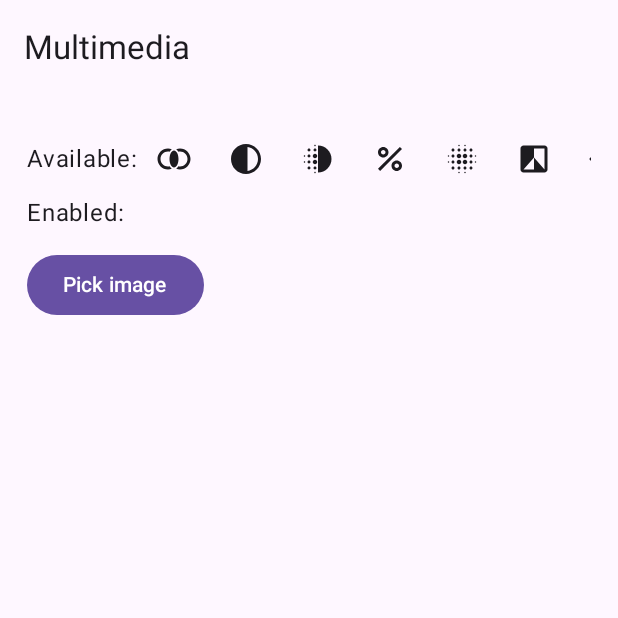
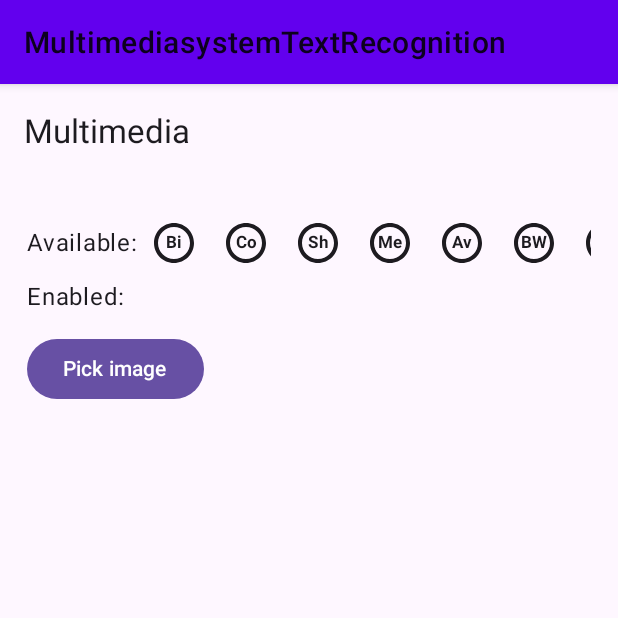
Before and after one commit to a-ndr3/JKU_Multimedia_Labs, an Android app built with Jetpack Compose: the screen it shows after launch (MainActivity), on a phone screen of 412 x 824 dp, the top half of it. Run offline under Robolectric (Android 15) with nearby library versions, the phone set to English and light mode, and no system bars; libraries missing offline, so code that uses them is left out: androidx.camera.core, androidx.camera.lifecycle, androidx.camera.view, com.google.mlkit.vision.

Commit message:
Added an export feature and new filter icons

```diff
--- a/app/src/main/AndroidManifest.xml
+++ b/app/src/main/AndroidManifest.xml
@@ -4,6 +4,9 @@
 
     <uses-feature android:name="android.hardware.camera.any" />
     <uses-permission android:name="android.permission.CAMERA" />
+    <uses-permission android:name="android.permission.WRITE_EXTERNAL_STORAGE" />
+    <uses-permission android:name="android.permission.MANAGE_EXTERNAL_STORAGE"
+        tools:ignore="ScopedStorage" />
 
     <application
         android:allowBackup="true"
--- a/app/src/main/java/at/jku/students/multimediasystemtextrecognition/MainActivity.kt
+++ b/app/src/main/java/at/jku/students/multimediasystemtextrecognition/MainActivity.kt
@@ -10,10 +10,10 @@ import android.os.Build
 import android.os.Bundle
 import android.provider.MediaStore
 import android.util.Log
-import androidx.activity.ComponentActivity
 import androidx.activity.compose.rememberLauncherForActivityResult
 import androidx.activity.compose.setContent
 import androidx.activity.result.contract.ActivityResultContracts
+import androidx.appcompat.app.AppCompatActivity
 import androidx.camera.core.CameraSelector
 import androidx.camera.core.Preview
 import androidx.camera.lifecycle.ProcessCameraProvider
@@ -26,15 +26,18 @@ import androidx.compose.foundation.layout.Box
 import androidx.compose.foundation.layout.Column
 import androidx.compose.foundation.layout.Row
 import androidx.compose.foundation.layout.Spacer
-import androidx.compose.foundation.layout.fillMaxSize
 import androidx.compose.foundation.layout.fillMaxWidth
 import androidx.compose.foundation.layout.height
+import androidx.compose.foundation.layout.offset
 import androidx.compose.foundation.layout.padding
-import androidx.compose.foundation.layout.width
+import androidx.compose.foundation.layout.size
 import androidx.compose.foundation.rememberScrollState
 import androidx.compose.foundation.verticalScroll
 import androidx.compose.material.icons.Icons
+import androidx.compose.material.icons.filled.Circle
 import androidx.compose.material.icons.filled.Delete
+import androidx.compose.material.icons.filled.JoinInner
+import androidx.compose.material.icons.filled.RadioButtonUnchecked
 import androidx.compose.material3.Button
 import androidx.compose.material3.CircularProgressIndicator
 import androidx.compose.material3.ExperimentalMaterial3Api
@@ -49,7 +52,6 @@ import androidx.compose.runtime.Composable
 import androidx.compose.runtime.LaunchedEffect
 import androidx.compose.runtime.collectAsState
 import androidx.compose.runtime.getValue
-import androidx.compose.runtime.mutableStateListOf
 import androidx.compose.runtime.mutableStateOf
 import androidx.compose.runtime.remember
 import androidx.compose.runtime.setValue
@@ -60,24 +62,23 @@ import androidx.compose.ui.graphics.Color
 import androidx.compose.ui.graphics.asImageBitmap
 import androidx.compose.ui.platform.LocalContext
 import androidx.compose.ui.platform.LocalLifecycleOwner
+import androidx.compose.ui.text.font.FontWeight
 import androidx.compose.ui.unit.dp
 import androidx.compose.ui.unit.sp
 import androidx.compose.ui.viewinterop.AndroidView
 import androidx.core.app.ActivityCompat
 import androidx.core.content.ContextCompat
 import androidx.lifecycle.viewmodel.compose.viewModel
-import at.jku.students.multimediasystemtextrecognition.filter.FilterFactory
 import at.jku.students.multimediasystemtextrecognition.filter.FilterType
 import at.jku.students.multimediasystemtextrecognition.filter.toFloatRange
-import com.google.mlkit.vision.common.InputImage
-import com.google.mlkit.vision.text.TextRecognition
-import com.google.mlkit.vision.text.latin.TextRecognizerOptions
 import kotlin.coroutines.resume
 import kotlin.coroutines.suspendCoroutine
+import kotlin.reflect.KFunction0
+
 
 const val LOG_TAG = "MMS"
 
-class MainActivity : ComponentActivity() {
+class MainActivity : AppCompatActivity() {
 
     var permissionGranted by mutableStateOf(false)
 
@@ -92,15 +93,10 @@ class MainActivity : ComponentActivity() {
         }
     }
 
+
     @OptIn(ExperimentalMaterial3Api::class)
     override fun onCreate(savedInstanceState: Bundle?) {
         super.onCreate(savedInstanceState)
-
-        // Displaying edge-to-edge
-        //WindowCompat.setDecorFitsSystemWindows(window, false)
-
-
-//        requestCameraPermission()
         setContent {
             MaterialTheme {
                 Scaffold(
@@ -117,13 +113,7 @@ class MainActivity : ComponentActivity() {
                             .padding(18.dp)
                     ) { RecognitionUiRoot() }
                 }
-
-//                if (permissionGranted) {
-//                    Log.i(LOG_TAG, "Showing camera")
-//                    CameraView()
-//                }
             }
-
         }
     }
 
@@ -145,13 +135,22 @@ class MainActivity : ComponentActivity() {
             else -> requestCameraPermissionLauncher.launch(Manifest.permission.CAMERA)
         }
     }
+
+
 }
 
 @Composable
 fun RecognitionUiRoot(viewModel: ImageRecognitionViewModel = viewModel()) {
     val uiState by viewModel.uiState.collectAsState()
-    RecognitionUi(uiState, viewModel::addFilter, viewModel::selectFilterToConfigure,
-            viewModel::changeStrength, viewModel::removeFilter, viewModel::setSourceImage)
+    RecognitionUi(
+        uiState,
+        viewModel::addFilter,
+        viewModel::selectFilterToConfigure,
+        viewModel::changeStrength,
+        viewModel::removeFilter,
+        viewModel::setSourceImage,
+        viewModel::saveImage
+    )
 }
 
 @Composable
@@ -161,14 +160,19 @@ fun RecognitionUi(
     onFilterSelected: (Int) -> Unit,
     onFilterStrengthChanged: (Int, Int) -> Unit,
     onFilterRemove: (Int) -> Unit,
-    onImageSelected: (Bitmap) -> Unit
+    onImageSelected: (Bitmap) -> Unit,
+    onImageSave: KFunction0<Unit>
 ) {
 
     Column(modifier = Modifier.verticalScroll(rememberScrollState())) {
         FilterPicker(label = "Available:", onFilterSelected = {
             onFilterAdd(FilterType.values()[it])
         })
-        FilterPicker(label = "Enabled:", onFilterSelected = onFilterSelected, enabledFilters = uiState.enabledFilters)
+        FilterPicker(
+            label = "Enabled:",
+            onFilterSelected = onFilterSelected,
+            enabledFilters = uiState.enabledFilters
+        )
         if (uiState.hasFilterToConfigure) {
             val f = uiState.filterToConfigure!!
             SelectedFilterParameters(f.filter,
@@ -196,10 +200,16 @@ fun RecognitionUi(
         }
         Spacer(modifier = Modifier.height(12.dp))
         if (uiState.hasImage) {
-            val alpha = if (uiState.loadingImage) { 0.5f  } else { 1f }
-            Box(contentAlignment = Alignment.Center,
+            val alpha = if (uiState.loadingImage) {
+                0.5f
+            } else {
+                1f
+            }
+            Box(
+                contentAlignment = Alignment.Center,
                 modifier = Modifier
-                    .background(Color.Black)) {
+                    .background(Color.Black)
+            ) {
                 Image(
                     bitmap = uiState.filteredImage!!.asImageBitmap(),
                     contentDescription = "",
@@ -209,10 +219,16 @@ fun RecognitionUi(
                     CircularProgressIndicator()
                 }
             }
+            Column {
+                Button(onClick = {
+                    uiState.filteredImage?.let { onImageSave() }
+                }) {
+                    Text(text = "Export image")
+                }
+            }
         }
     }
 }
-
 
 
 @Composable
@@ -230,8 +246,15 @@ fun FilterPicker(
             enabledFilters.forEachIndexed { i, t ->
                 IconButton(onClick = { onFilterSelected(i) }) {
                     Icon(
-                        t.icon,
-                        contentDescription = "${t.displayName} Filter"
+                        Icons.Default.RadioButtonUnchecked,
+                        contentDescription = "${t.displayName} Filter",
+                        modifier = Modifier.size(32.dp),
+
+                        )
+                    Text(
+                        t.text,
+                        fontSize = 11.sp,
+                        fontWeight = FontWeight.Bold
                     )
                 }
             }
--- a/app/src/main/java/at/jku/students/multimediasystemtextrecognition/filter/Filters.kt
+++ b/app/src/main/java/at/jku/students/multimediasystemtextrecognition/filter/Filters.kt
@@ -21,21 +21,38 @@ import kotlin.math.max
 import kotlin.math.min
 import kotlin.math.roundToInt
 
+//enum class FilterType(val displayName: String,
+//                      val icon: ImageVector,
+//                      val strengthRange: IntRange,
+//                      val defaultStrength: Int = 5
+//) {
+//    BINARY("Binary", Icons.Default.JoinInner, 0..255, 155),
+//    CONTRAST("Contrast", Icons.Default.Contrast, 0..255),
+//    SHARPEN("Sharpen", Icons.Default.Deblur, 0..255),
+//    MEDIAN("Median", Icons.Default.Percent, 0..255),
+//    AVERAGING("Averaging", Icons.Default.BlurOn, 0..255),
+//    BLACK_WHITE("Black/White", Icons.Default.FilterBAndW, 0..255),
+//    BRIGHTNESS_HSV("Brightness", Icons.Default.LightMode, 0..255),
+//    EDGE_COLORING("Edge Coloring", Icons.Default.BorderStyle, 0..255),
+//    SATURATION_HSV("Saturation", Icons.Default.HdrStrong, 0..255),
+//    HUE_HSV("Hue", Icons.Default.Opacity, 0..255),
+//}
+
 enum class FilterType(val displayName: String,
-                      val icon: ImageVector,
+                      val text: String,
                       val strengthRange: IntRange,
                       val defaultStrength: Int = 5
 ) {
-    BINARY("Binary", Icons.Default.JoinInner, 0..255, 155),
-    CONTRAST("Contrast", Icons.Default.Contrast, 0..255),
-    SHARPEN("Sharpen", Icons.Default.Deblur, 0..255),
-    MEDIAN("Median", Icons.Default.Percent, 0..255),
-    AVERAGING("Averaging", Icons.Default.BlurOn, 0..255),
-    BLACK_WHITE("Black/White", Icons.Default.FilterBAndW, 0..255),
-    BRIGHTNESS_HSV("Brightness", Icons.Default.LightMode, 0..255),
-    EDGE_COLORING("Edge Coloring", Icons.Default.BorderStyle, 0..255),
-    SATURATION_HSV("Saturation", Icons.Default.HdrStrong, 0..255),
-    HUE_HSV("Hue", Icons.Default.Opacity, 0..255),
+    BINARY("Binary", "Bi", 0..255, 155),
+    CONTRAST("Contrast", "Co", 0..255),
+    SHARPEN("Sharpen", "Sh", 0..255),
+    MEDIAN("Median", "Me", 0..255),
+    AVERAGING("Averaging", "Av", 0..255),
+    BLACK_WHITE("Black/White", "BW", 0..255),
+    BRIGHTNESS_HSV("Brightness", "Br", 0..255),
+    EDGE_COLORING("Edge Coloring", "EC", 0..255),
+    SATURATION_HSV("Saturation", "Sa", 0..255),
+    HUE_HSV("Hue", "Hu", 0..255),
 }
 
 fun IntRange.toFloatRange(): ClosedFloatingPointRange<Float> {
```
Also changed, not shown: app/src/main/java/at/jku/students/multimediasystemtextrecognition/ImageRecognitionViewModel.kt (+128 -3 lines).
